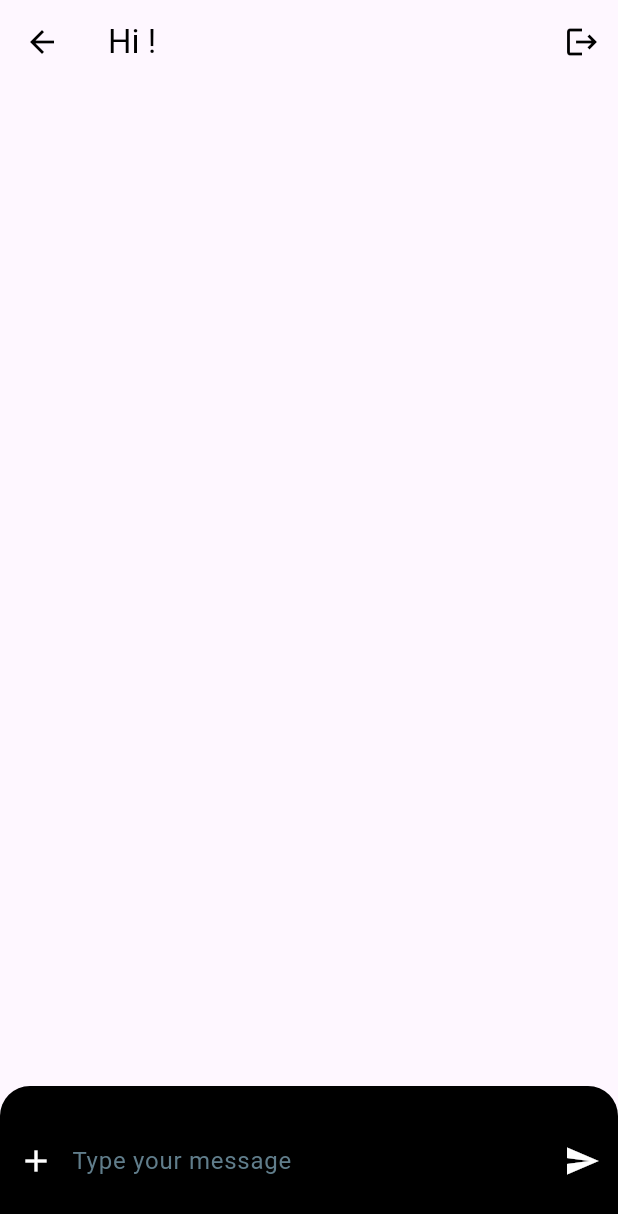
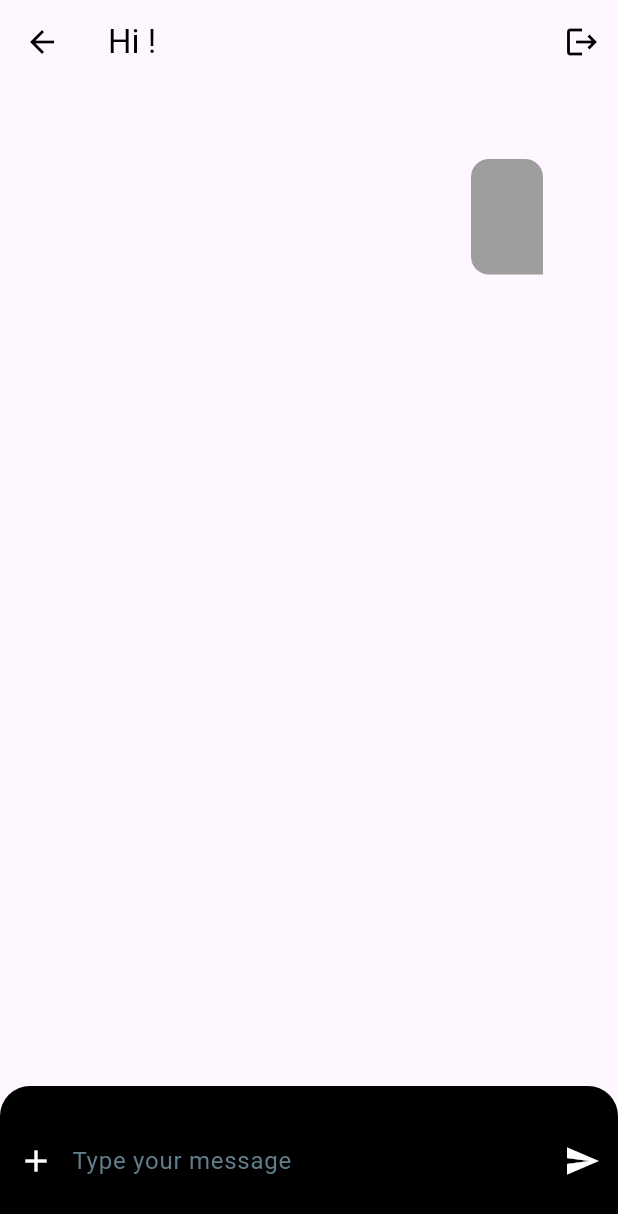
Before and after one commit to Taganile-jesh14/chat_app, a Flutter app: the ChatPage screen opened directly with empty values, after a tap on the "send" icon, on a phone screen of 412 x 824 dp. Shown: the top 1214 px of the screen. Run offline on Flutter 3.47's test engine with Material 3 defaults, Android fonts, the phone set to English and light mode, and no system bars; missing offline and left inert: social_media_buttons.

Commit message:
Calling a parent class method from child class

```diff
--- a/lib/chat_page.dart
+++ b/lib/chat_page.dart
@@ -27,6 +27,13 @@ class _ChatPageState extends State<ChatPage> {
     print(_chatMessages.length);
     setState(() {
       _messages = _chatMessages;
+    });
+  }
+
+  onMessageSent(ChatMessageEntity entity){
+    _messages.add(entity);
+    setState(() {
+
     });
   }
 
@@ -68,7 +75,9 @@ class _ChatPageState extends State<ChatPage> {
                 }
             ),
           ),
-          ChatInput(),
+          ChatInput(
+            onSubmit: onMessageSent,
+          ),
         ],
       ),
     );
--- a/lib/models/chat_message_entity.dart
+++ b/lib/models/chat_message_entity.dart
@@ -14,6 +14,7 @@ class ChatMessageEntity{
 
   factory ChatMessageEntity.fromJson(Map<String, dynamic> json){
     return ChatMessageEntity(
+        imageUrl: json['image'],
         text: json['text'],
         id: json['id'],
         createdAt: json['createdAt'],
--- a/lib/widgets/chat_input.dart
+++ b/lib/widgets/chat_input.dart
@@ -1,12 +1,22 @@
+import 'package:chat_app/models/chat_message_entity.dart';
 import 'package:flutter/material.dart';
 
 class ChatInput extends StatelessWidget{
-  ChatInput({Key? key}) : super(key: key);
+  final Function(ChatMessageEntity) onSubmit;
+  ChatInput({Key? key, required this.onSubmit}) : super(key: key);
 
   final chatMessageController = TextEditingController();
 
   void onSendButtonPressed(){
     print('ChatMessage: ${chatMessageController.text}');
+
+    final newChatMessage = ChatMessageEntity(
+        text: chatMessageController.text,
+        id: '230',
+        createdAt: DateTime.now().millisecondsSinceEpoch,
+        author:Author(userName: 'Jesh'));
+
+    onSubmit(newChatMessage);
   }
 
   @override
```
